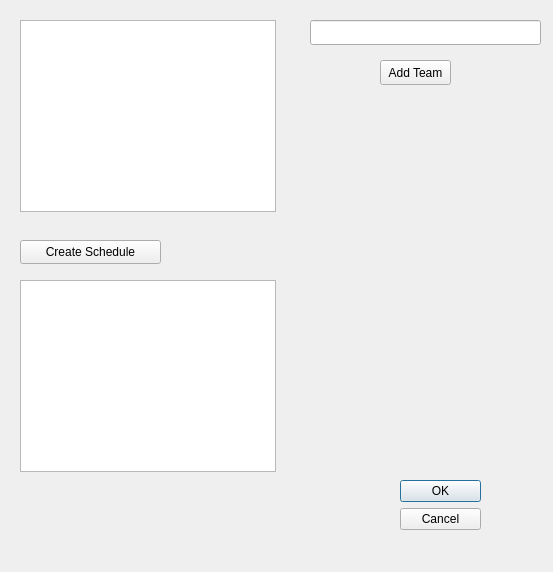
Old version of the form ui/TeamEditor.ui in the repository tapir442/py-match-fit.
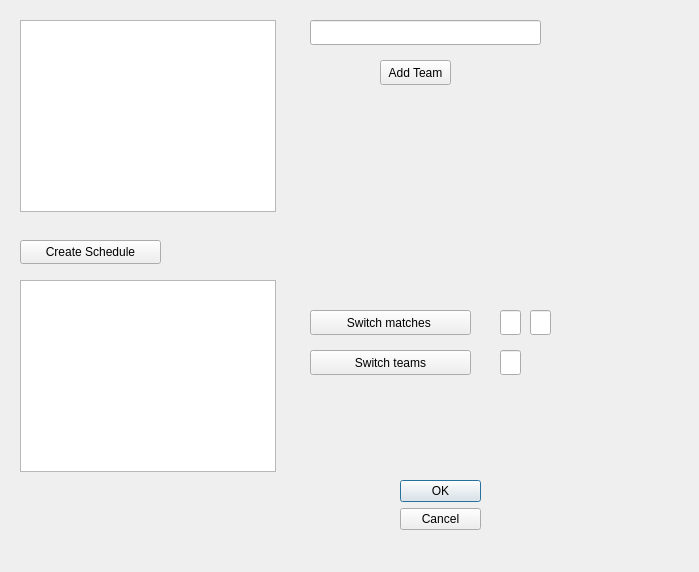
New version of the form.

The edit to the form file:
```diff
--- a/ui/TeamEditor.ui
+++ b/ui/TeamEditor.ui
@@ -6,7 +6,7 @@
    <rect>
     <x>0</x>
     <y>0</y>
-    <width>553</width>
+    <width>699</width>
     <height>572</height>
    </rect>
   </property>
@@ -85,6 +85,62 @@
     <string>Add Team</string>
    </property>
   </widget>
+  <widget class="QPushButton" name="switch_matches">
+   <property name="geometry">
+    <rect>
+     <x>310</x>
+     <y>310</y>
+     <width>161</width>
+     <height>25</height>
+    </rect>
+   </property>
+   <property name="text">
+    <string>Switch matches </string>
+   </property>
+  </widget>
+  <widget class="QLineEdit" name="switch1">
+   <property name="geometry">
+    <rect>
+     <x>500</x>
+     <y>310</y>
+     <width>21</width>
+     <height>25</height>
+    </rect>
+   </property>
+  </widget>
+  <widget class="QLineEdit" name="switch2">
+   <property name="geometry">
+    <rect>
+     <x>530</x>
+     <y>310</y>
+     <width>21</width>
+     <height>25</height>
+    </rect>
+   </property>
+  </widget>
+  <widget class="QPushButton" name="switch_teams">
+   <property name="geometry">
+    <rect>
+     <x>310</x>
+     <y>350</y>
+     <width>161</width>
+     <height>25</height>
+    </rect>
+   </property>
+   <property name="text">
+    <string>Switch teams</string>
+   </property>
+  </widget>
+  <widget class="QLineEdit" name="switch_team_idx">
+   <property name="geometry">
+    <rect>
+     <x>500</x>
+     <y>350</y>
+     <width>21</width>
+     <height>25</height>
+    </rect>
+   </property>
+  </widget>
  </widget>
  <resources/>
  <connections>
```
